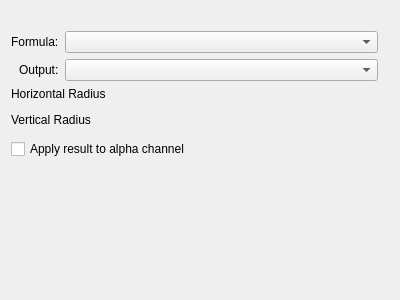
First picture: the form in plugins/filters/edgedetection/wdg_edge_detection.ui, repository KDE/krita, before the edit.
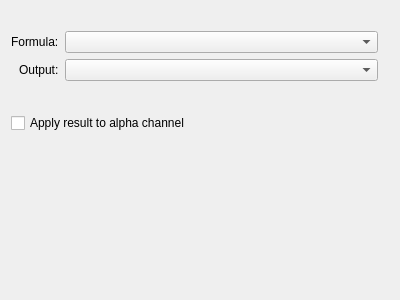
Second picture: the form after the edit. Custom widgets are drawn as their Qt base class.

Commit message: Fix some uglyness with the sliders.

What changed in the file:
```diff
--- a/plugins/filters/edgedetection/wdg_edge_detection.ui
+++ b/plugins/filters/edgedetection/wdg_edge_detection.ui
@@ -34,7 +34,7 @@
    <item row="5" column="0" colspan="2">
     <widget class="KisDoubleSliderSpinBox" name="sldHorizontalRadius" native="true"/>
    </item>
-   <item row="9" column="1">
+   <item row="8" column="1">
     <spacer name="verticalSpacer">
      <property name="orientation">
       <enum>Qt::Vertical</enum>
@@ -47,14 +47,7 @@
      </property>
     </spacer>
    </item>
-   <item row="6" column="0" colspan="2">
-    <widget class="QLabel" name="label_2">
-     <property name="text">
-      <string>Vertical Radius</string>
-     </property>
-    </widget>
-   </item>
-   <item row="8" column="0" colspan="2">
+   <item row="7" column="0" colspan="2">
     <widget class="QCheckBox" name="chkTransparent">
      <property name="toolTip">
       <string>This will take a desaturated result and use it to determine what is transparent. This is useful for creating edge and fringe effects.</string>
@@ -74,13 +67,6 @@
    <item row="7" column="0" colspan="2">
     <widget class="KisDoubleSliderSpinBox" name="sldVerticalRadius" native="true"/>
    </item>
-   <item row="4" column="0" colspan="2">
-    <widget class="QLabel" name="label">
-     <property name="text">
-      <string>Horizontal Radius</string>
-     </property>
-    </widget>
-   </item>
    <item row="3" column="0" alignment="Qt::AlignRight">
     <widget class="QLabel" name="label_4">
      <property name="text">
@@ -88,7 +74,7 @@
      </property>
     </widget>
    </item>
-   <item row="4" column="2" rowspan="4" alignment="Qt::AlignVCenter">
+   <item row="4" column="2" rowspan="3" alignment="Qt::AlignVCenter">
     <widget class="KoAspectButton" name="btnAspect" native="true">
      <property name="sizePolicy">
       <sizepolicy hsizetype="Preferred" vsizetype="Preferred">
```
Left out of the diff: 2 changed lines with no effect on the pictures. The commit also changes 1 other file.
